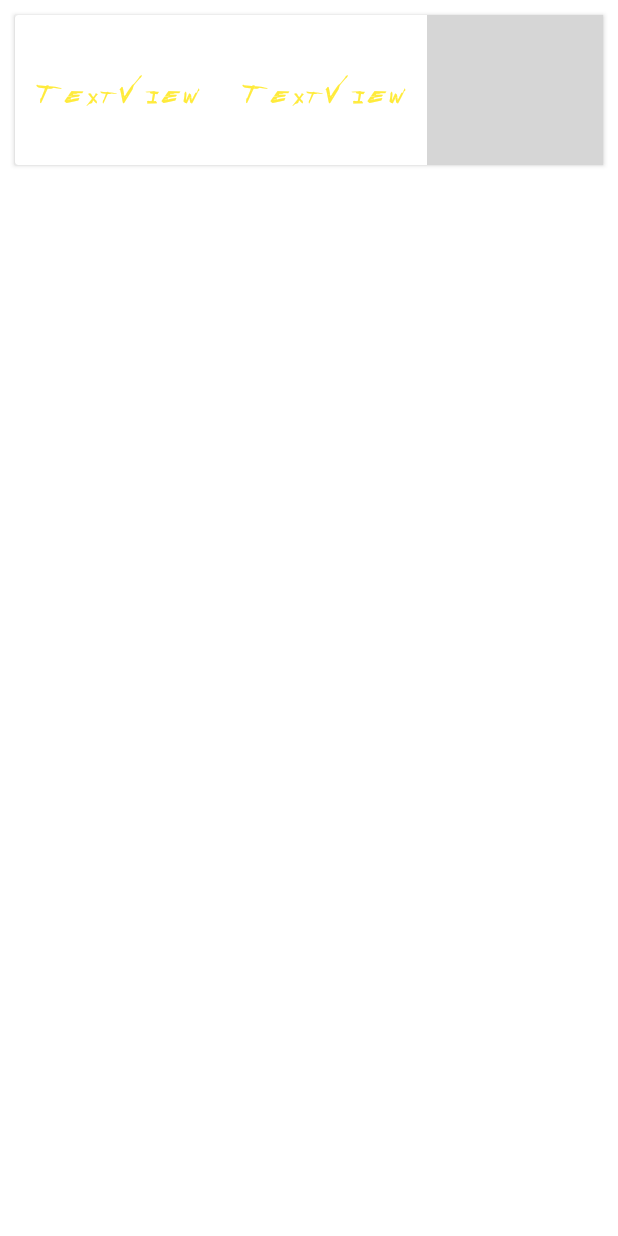
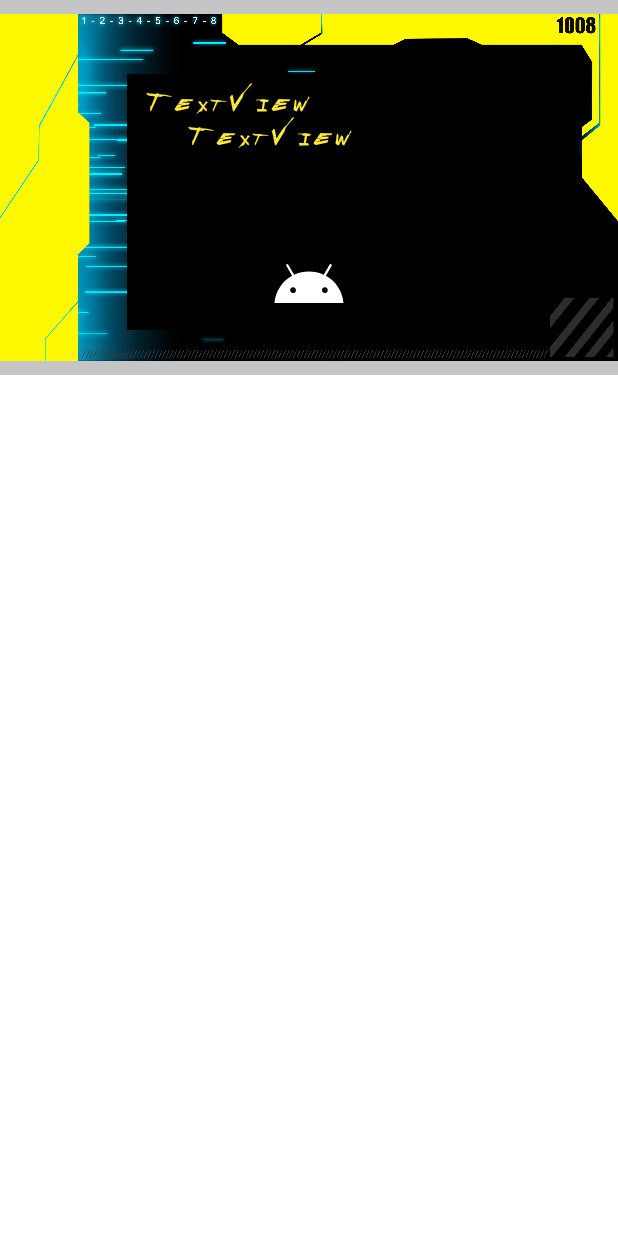
Before and after one commit to 213REX/TG3Grupo1, an Android app: the layout activity_contenedor_de_datos.xml on its own in the app's theme, with its tools: preview values and no code run, on a phone screen of 412 x 824 dp. Run offline under Robolectric (Android 15) with nearby library versions, the light colour scheme and no system bars; grey boxes are pictures that could not be loaded.

Commit message:
rediseño contenedor de datos

```diff
--- a/app/src/main/res/layout/activity_contenedor_de_datos.xml
+++ b/app/src/main/res/layout/activity_contenedor_de_datos.xml
@@ -1,46 +1,103 @@
 <?xml version="1.0" encoding="utf-8"?>
-<androidx.cardview.widget.CardView xmlns:android="http://schemas.android.com/apk/res/android"
+<androidx.constraintlayout.widget.ConstraintLayout xmlns:android="http://schemas.android.com/apk/res/android"
     xmlns:app="http://schemas.android.com/apk/res-auto"
     xmlns:tools="http://schemas.android.com/tools"
     android:layout_width="match_parent"
-    android:layout_height="100dp"
-    android:layout_marginStart="10dp"
-    android:layout_marginTop="10dp"
-    android:layout_marginEnd="10dp">
+    android:layout_height="250dp"
+    android:background="#B5AEAEAE">
+
 
     <LinearLayout
+        android:id="@+id/linearLayout"
         android:layout_width="match_parent"
-        android:layout_height="match_parent">
+        android:layout_height="250dp"
+        android:orientation="vertical"
+        app:layout_constraintBottom_toBottomOf="parent"
+        app:layout_constraintEnd_toEndOf="parent"
+        app:layout_constraintStart_toStartOf="parent"
+        app:layout_constraintTop_toTopOf="parent"
+        app:layout_constraintVertical_bias="0.0">
+
+        <ImageView
+            android:id="@+id/imageView4"
+            android:layout_width="match_parent"
+            android:layout_height="match_parent"
+            app:srcCompat="@drawable/fondodos" />
+    </LinearLayout>
+
+    <ImageView
+        android:id="@+id/imagenContenedor"
+        android:layout_width="wrap_content"
+        android:layout_height="wrap_content"
+        app:layout_constraintBottom_toBottomOf="@+id/linearLayout"
+        app:layout_constraintEnd_toEndOf="parent"
+        app:layout_constraintStart_toStartOf="parent"
+        app:layout_constraintTop_toTopOf="parent"
+        app:layout_constraintVertical_bias="0.97"
+        app:srcCompat="@drawable/ic_launcher_foreground" />
+
+    <LinearLayout
+        android:id="@+id/linearLayout2"
+        android:layout_width="120dp"
+        android:layout_height="wrap_content"
+        android:orientation="vertical"
+        app:layout_constraintBottom_toBottomOf="parent"
+        app:layout_constraintEnd_toEndOf="parent"
+        app:layout_constraintHorizontal_bias="0.33"
+        app:layout_constraintStart_toStartOf="parent"
+        app:layout_constraintTop_toTopOf="@+id/linearLayout"
+        app:layout_constraintVertical_bias="0.17000002">
+
+        <Space
+            android:layout_width="match_parent"
+            android:layout_height="20dp" />
 
         <TextView
             android:id="@+id/campoId"
-            android:layout_width="30dp"
+            android:layout_width="match_parent"
+            android:layout_height="wrap_content"
+            android:fontFamily="@font/cyberpunk"
+            android:text="TextView"
+            android:textColor="#FFEB3B"
+            android:textSize="18sp" />
+    </LinearLayout>
+
+    <LinearLayout
+        android:layout_width="300dp"
+        android:layout_height="60dp"
+        app:layout_constraintBottom_toBottomOf="parent"
+        app:layout_constraintEnd_toEndOf="parent"
+        app:layout_constraintHorizontal_bias="0.8"
+        app:layout_constraintStart_toStartOf="parent"
+        app:layout_constraintTop_toTopOf="parent"
+        app:layout_constraintVertical_bias="0.41000003">
+
+        <Space
+            android:layout_width="70dp"
+            android:layout_height="wrap_content"
+            android:layout_weight="1" />
+
+        <TextView
+            android:id="@+id/campoTitulo"
+            android:layout_width="match_parent"
             android:layout_height="match_parent"
             android:layout_weight="1"
             android:fontFamily="@font/cyberpunk"
-            android:paddingTop="40dp"
             android:text="TextView"
-            android:textAlignment="center"
             android:textColor="#FFEB3B"
             android:textSize="18sp" />
+    </LinearLayout>
 
-        <TextView
-            android:id="@+id/campoTitulo"
-            android:layout_width="30dp"
-            android:layout_height="match_parent"
-            android:layout_weight="1"
-            android:fontFamily="@font/cyberpunk"
-            android:paddingTop="40dp"
-            android:text="TextView"
-            android:textAlignment="center"
-            android:textColor="#FFEB3B"
-            android:textSize="18sp" />
+    <LinearLayout
+        android:id="@+id/linearLayout3"
+        android:layout_width="match_parent"
+        android:layout_height="100dp"
+        android:orientation="horizontal"
+        app:layout_constraintBottom_toBottomOf="parent"
+        app:layout_constraintEnd_toEndOf="parent"
+        app:layout_constraintHorizontal_bias="0.34"
+        app:layout_constraintStart_toStartOf="parent"
+        app:layout_constraintTop_toTopOf="parent"
+        app:layout_constraintVertical_bias="0.90999997"/>
 
-        <ImageView
-            android:id="@+id/campoImagen"
-            android:layout_width="10dp"
-            android:layout_height="match_parent"
-            android:layout_weight="1"
-            tools:srcCompat="@tools:sample/avatars" />
-    </LinearLayout>
-</androidx.cardview.widget.CardView>
+</androidx.constraintlayout.widget.ConstraintLayout>
```
